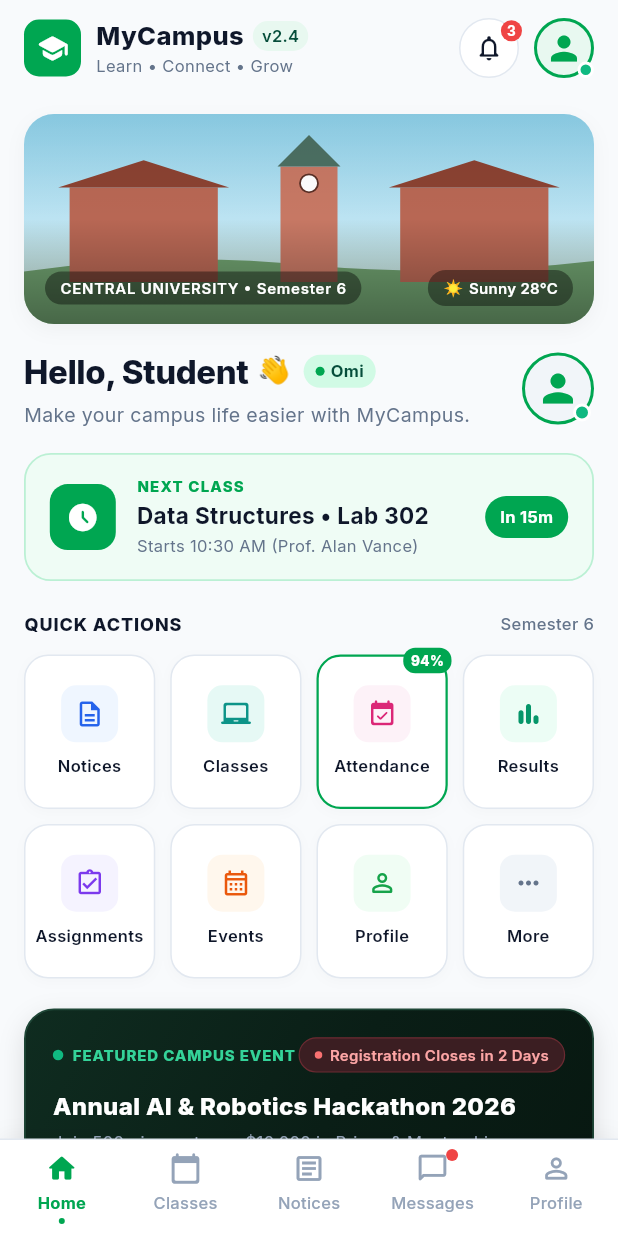
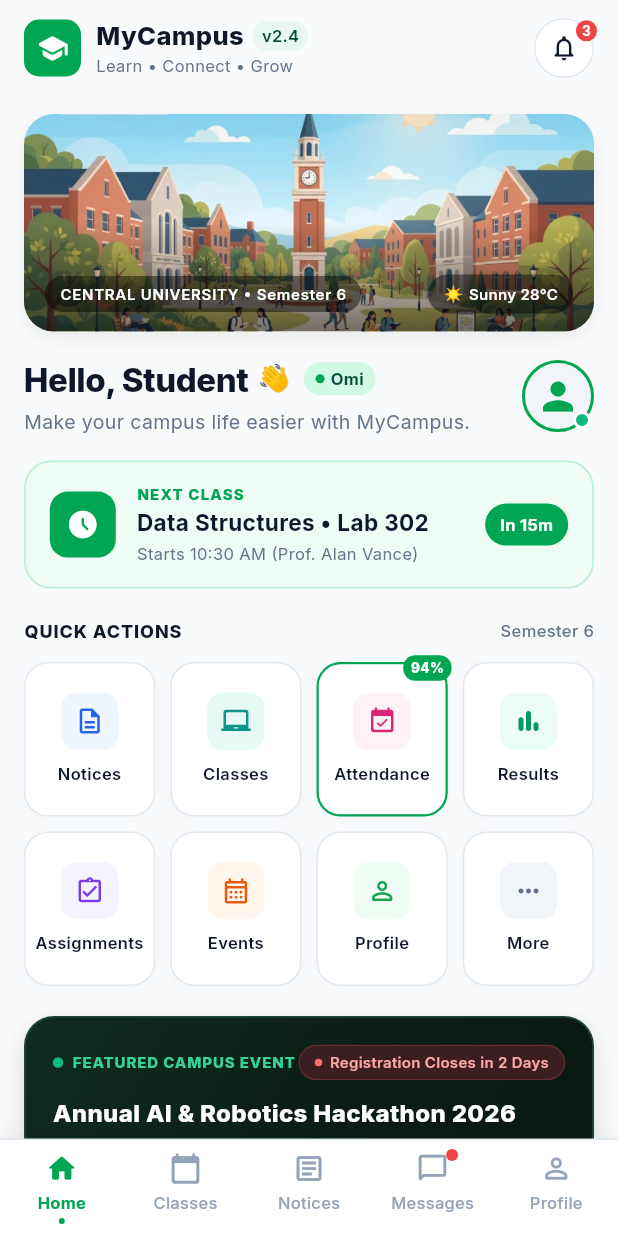
Before and after one commit to ahmedsamir54/my_campus, a Flutter app: the screen it shows after launch, on a phone screen of 412 x 824 dp. Run offline on Flutter 3.47's test engine with Material 3 defaults, Android fonts, the phone set to English and light mode, and no system bars; our stand-ins replace dartz, equatable, flutter_bloc, get_it, google_fonts, shared_preferences.

Commit message:
fix(dashboard): use exact campus illustration asset and remove duplicate avatar from home appbar

```diff
--- a/lib/core/constants/app_assets.dart
+++ b/lib/core/constants/app_assets.dart
@@ -1,6 +1,6 @@
 class AppAssets {
   static const String logo = 'assets/icons/logo.png';
-  static const String campusIllustration = 'assets/images/campus_banner.png';
+  static const String campusIllustration = 'assets/images/campus_banner.jpg';
   static const String avatarStudent = 'assets/images/avatar_student.png';
   static const String avatarFaculty1 = 'assets/images/avatar_faculty1.png';
   static const String avatarFaculty2 = 'assets/images/avatar_faculty2.png';
--- a/lib/core/widgets/custom_app_bar.dart
+++ b/lib/core/widgets/custom_app_bar.dart
@@ -151,8 +151,9 @@ class CustomAppBar extends StatelessWidget implements PreferredSizeWidget {
                   ),
                 ],
               ),
+              // Only show profile avatar in app bar on NON-dashboard screens
+              if (!isDashboard) ...[
                 const SizedBox(width: 10),
-              // Student Avatar with Online Indicator
                 InkWell(
                   onTap: onProfileTap,
                   borderRadius: BorderRadius.circular(20),
@@ -188,6 +189,7 @@ class CustomAppBar extends StatelessWidget implements PreferredSizeWidget {
                 ),
               ],
             ],
+          ],
         ),
       ),
     );
--- a/lib/features/dashboard/presentation/widgets/campus_hero_banner.dart
+++ b/lib/features/dashboard/presentation/widgets/campus_hero_banner.dart
@@ -1,4 +1,5 @@
 import 'package:flutter/material.dart';
+import 'package:my_campus/core/constants/app_assets.dart';
 import 'package:my_campus/core/constants/app_typography.dart';
 
 class CampusHeroBanner extends StatelessWidget {
@@ -14,22 +15,13 @@ class CampusHeroBanner extends StatelessWidget {
   @override
   Widget build(BuildContext context) {
     return Container(
-      height: 140,
+      height: 145,
       width: double.infinity,
       decoration: BoxDecoration(
         borderRadius: BorderRadius.circular(20),
-        gradient: const LinearGradient(
-          begin: Alignment.topCenter,
-          end: Alignment.bottomCenter,
-          colors: [
-            Color(0xFF8ED2EB), // Sky blue
-            Color(0xFFBCE3F2),
-            Color(0xFFD4EBD6), // Campus lawn tint
-          ],
-        ),
         boxShadow: [
           BoxShadow(
-            color: Colors.black.withValues(alpha: 0.04),
+            color: Colors.black.withValues(alpha: 0.06),
             blurRadius: 10,
             offset: const Offset(0, 4),
           ),
@@ -38,14 +30,15 @@ class CampusHeroBanner extends StatelessWidget {
       child: ClipRRect(
         borderRadius: BorderRadius.circular(20),
         child: Stack(
+          fit: StackFit.expand,
           children: [
-            // Architectural campus panorama vector background
-            CustomPaint(
-              size: const Size(double.infinity, 140),
-              painter: _CampusArchitecturePainter(),
+            // Campus illustration image from assets
+            Image.asset(
+              AppAssets.campusIllustration,
+              fit: BoxFit.cover,
             ),
 
-            // Top gradient overlay for contrast
+            // Subtle dark gradient overlay at bottom for tag readability
             Container(
               decoration: BoxDecoration(
                 gradient: LinearGradient(
@@ -54,7 +47,7 @@ class CampusHeroBanner extends StatelessWidget {
                   colors: [
                     Colors.black.withValues(alpha: 0.05),
                     Colors.transparent,
-                    Colors.black.withValues(alpha: 0.35),
+                    Colors.black.withValues(alpha: 0.55),
                   ],
                 ),
               ),
@@ -70,9 +63,9 @@ class CampusHeroBanner extends StatelessWidget {
                 children: [
                   // University & Spring tag
                   Container(
-                    padding: const EdgeInsets.symmetric(horizontal: 10, vertical: 4),
+                    padding: const EdgeInsets.symmetric(horizontal: 10, vertical: 5),
                     decoration: BoxDecoration(
-                      color: Colors.black.withValues(alpha: 0.4),
+                      color: Colors.black.withValues(alpha: 0.45),
                       borderRadius: BorderRadius.circular(20),
                     ),
                     child: Text(
@@ -87,9 +80,9 @@ class CampusHeroBanner extends StatelessWidget {
 
                   // Weather Widget
                   Container(
-                    padding: const EdgeInsets.symmetric(horizontal: 10, vertical: 4),
+                    padding: const EdgeInsets.symmetric(horizontal: 10, vertical: 5),
                     decoration: BoxDecoration(
-                      color: Colors.black.withValues(alpha: 0.4),
+                      color: Colors.black.withValues(alpha: 0.45),
                       borderRadius: BorderRadius.circular(20),
                     ),
                     child: Row(
@@ -116,68 +109,3 @@ class CampusHeroBanner extends StatelessWidget {
     );
   }
 }
-
-class _CampusArchitecturePainter extends CustomPainter {
-  @override
-  void paint(Canvas canvas, Size size) {
-    // Trees and landscaping
-    final hillPaint = Paint()..color = const Color(0xFF6E9F6E);
-    final hillPath = Path()
-      ..moveTo(0, size.height * 0.75)
-      ..quadraticBezierTo(size.width * 0.25, size.height * 0.65, size.width * 0.5, size.height * 0.72)
-      ..quadraticBezierTo(size.width * 0.75, size.height * 0.78, size.width, size.height * 0.7)
-      ..lineTo(size.width, size.height)
-      ..lineTo(0, size.height)
-      ..close();
-    canvas.drawPath(hillPath, hillPaint);
-
-    // Brick buildings left
-    final buildingPaint = Paint()..color = const Color(0xFFB86754);
-    canvas.drawRect(Rect.fromLTWH(size.width * 0.08, size.height * 0.35, size.width * 0.26, size.height * 0.45), buildingPaint);
-
-    // Left building roof
-    final roofPaint = Paint()..color = const Color(0xFF8B4232);
-    final roofPathLeft = Path()
-      ..moveTo(size.width * 0.06, size.height * 0.35)
-      ..lineTo(size.width * 0.21, size.height * 0.22)
-      ..lineTo(size.width * 0.36, size.height * 0.35)
-      ..close();
-    canvas.drawPath(roofPathLeft, roofPaint);
-
-    // Right building
-    canvas.drawRect(Rect.fromLTWH(size.width * 0.66, size.height * 0.35, size.width * 0.26, size.height * 0.45), buildingPaint);
-    final roofPathRight = Path()
-      ..moveTo(size.width * 0.64, size.height * 0.35)
-      ..lineTo(size.width * 0.79, size.height * 0.22)
-      ..lineTo(size.width * 0.94, size.height * 0.35)
-      ..close();
-    canvas.drawPath(roofPathRight, roofPaint);
-
-    // Center Clock Tower
-    final towerPaint = Paint()..color = const Color(0xFFC77864);
-    final towerLeft = size.width * 0.45;
-    final towerWidth = size.width * 0.10;
-    canvas.drawRect(Rect.fromLTWH(towerLeft, size.height * 0.25, towerWidth, size.height * 0.55), towerPaint);
-
-    // Clock tower spire
-    final spirePaint = Paint()..color = const Color(0xFF4C7063);
-    final spirePath = Path()
-      ..moveTo(towerLeft - 2, size.height * 0.25)
-      ..lineTo(towerLeft + (towerWidth / 2), size.height * 0.10)
-      ..lineTo(towerLeft + towerWidth + 2, size.height * 0.25)
-      ..close();
-    canvas.drawPath(spirePath, spirePaint);
-
-    // Clock Face circle
-    final clockPaint = Paint()..color = Colors.white;
-    canvas.drawCircle(Offset(towerLeft + (towerWidth / 2), size.height * 0.33), 6, clockPaint);
-    final clockRim = Paint()
-      ..color = const Color(0xFF5A3026)
-      ..style = PaintingStyle.stroke
-      ..strokeWidth = 1.2;
-    canvas.drawCircle(Offset(towerLeft + (towerWidth / 2), size.height * 0.33), 6, clockRim);
-  }
-
-  @override
-  bool shouldRepaint(covariant CustomPainter oldDelegate) => false;
-}
--- a/pubspec.yaml
+++ b/pubspec.yaml
@@ -68,10 +68,8 @@ flutter:
   # the material Icons class.
   uses-material-design: true
 
-  # To add assets to your application, add an assets section, like this:
-  # assets:
-  #   - images/a_dot_burr.jpeg
-  #   - images/a_dot_ham.jpeg
+  assets:
+    - assets/images/
 
   # An image asset can refer to one or more resolution-specific "variants", see
   # https://flutter.dev/to/resolution-aware-images
```
Also changed, not shown: assets/images/campus_banner.jpg (added). Lines whose indentation alone changed are shown as unchanged.
